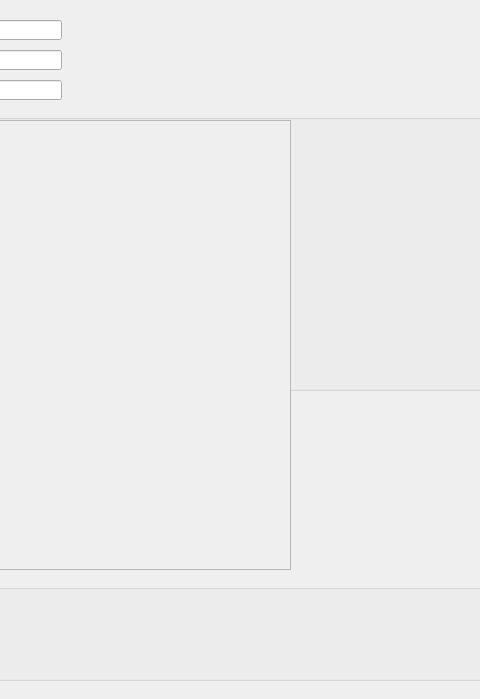
Qt form src/foraging_gui/Optogenetics.ui (AllenNeuralDynamics/dynamic-foraging-task) before a commit; both pictures show x 719 to 1199 and y 0 to 699 of the 1416 by 699 pixel window.
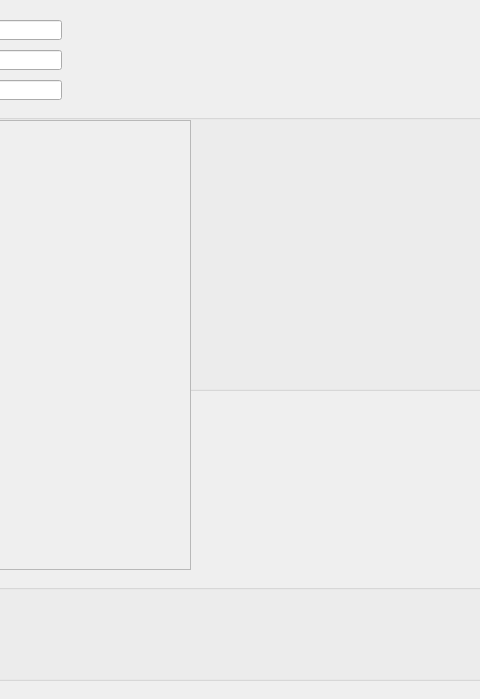
The same form after that commit.

Commit message: restricts opto widget size

The edit to the form file:
```diff
--- a/src/foraging_gui/Optogenetics.ui
+++ b/src/foraging_gui/Optogenetics.ui
@@ -362,7 +362,7 @@
     <rect>
      <x>10</x>
      <y>120</y>
-     <width>1000</width>
+     <width>900</width>
      <height>450</height>
     </rect>
    </property>
```
